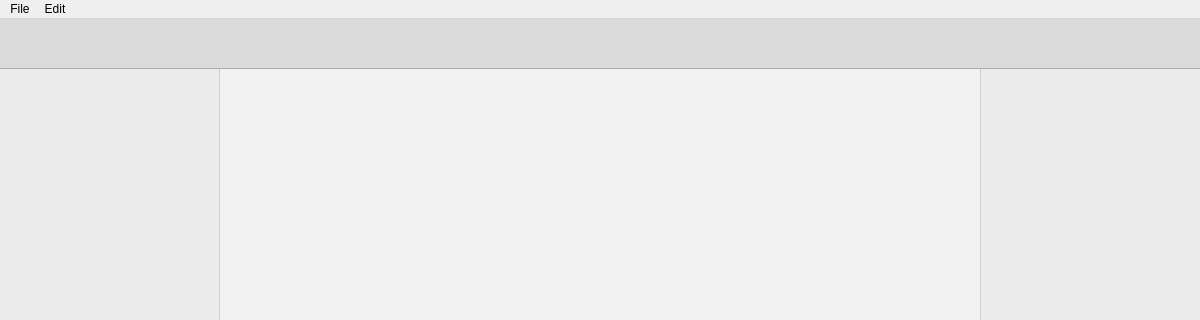
Before: the Qt Designer form mainwindow.ui in akiraux/Akira, drawn with Qt 5; both pictures show x 0 to 1200 and y 0 to 320 of the 1200 by 800 pixel window.
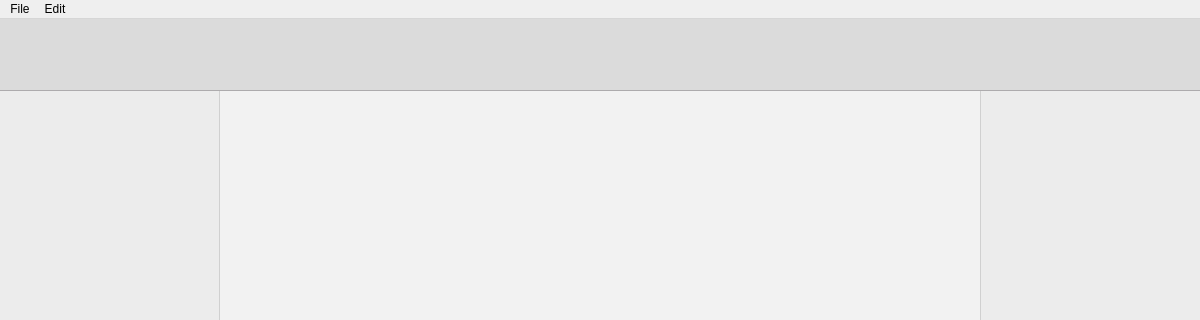
After: the same form once the commit is applied. Icons and pictures are not drawn.

What changed in the file:
```diff
--- a/mainwindow.ui
+++ b/mainwindow.ui
@@ -130,7 +130,7 @@
              <x>0</x>
              <y>0</y>
              <width>760</width>
-             <height>707</height>
+             <height>685</height>
             </rect>
            </property>
            <property name="styleSheet">
@@ -197,7 +197,7 @@
    <property name="minimumSize">
     <size>
      <width>0</width>
-     <height>50</height>
+     <height>72</height>
     </size>
    </property>
    <property name="styleSheet">
```
Left out of the diff: 3 changed lines with no effect on the pictures.
